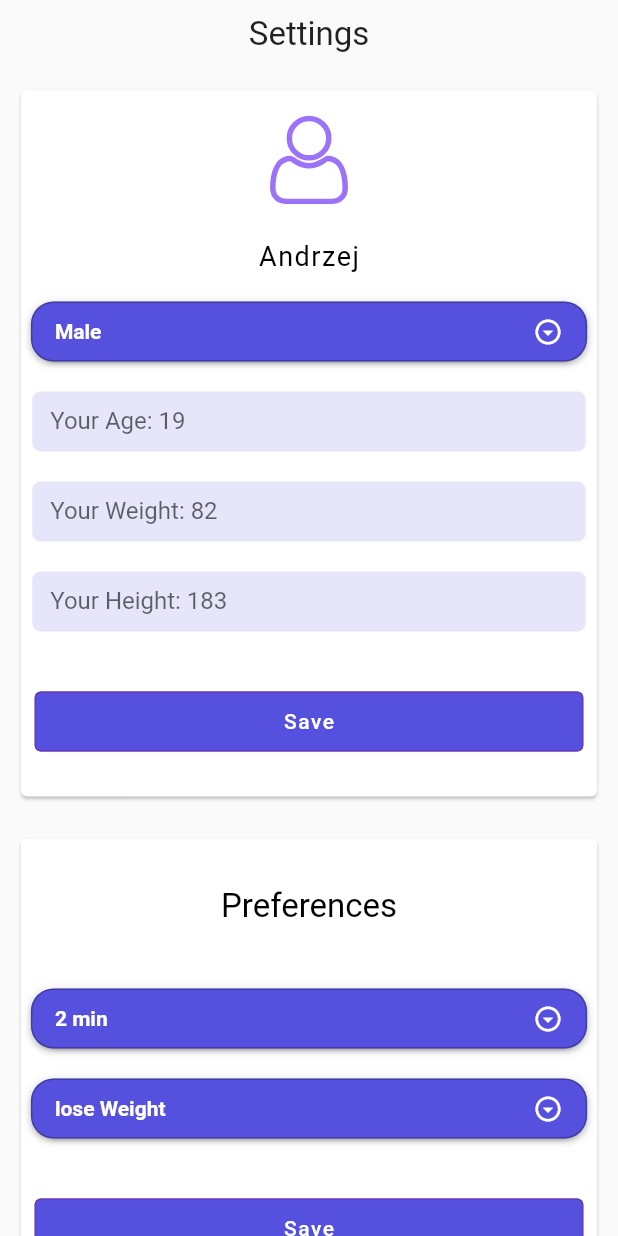
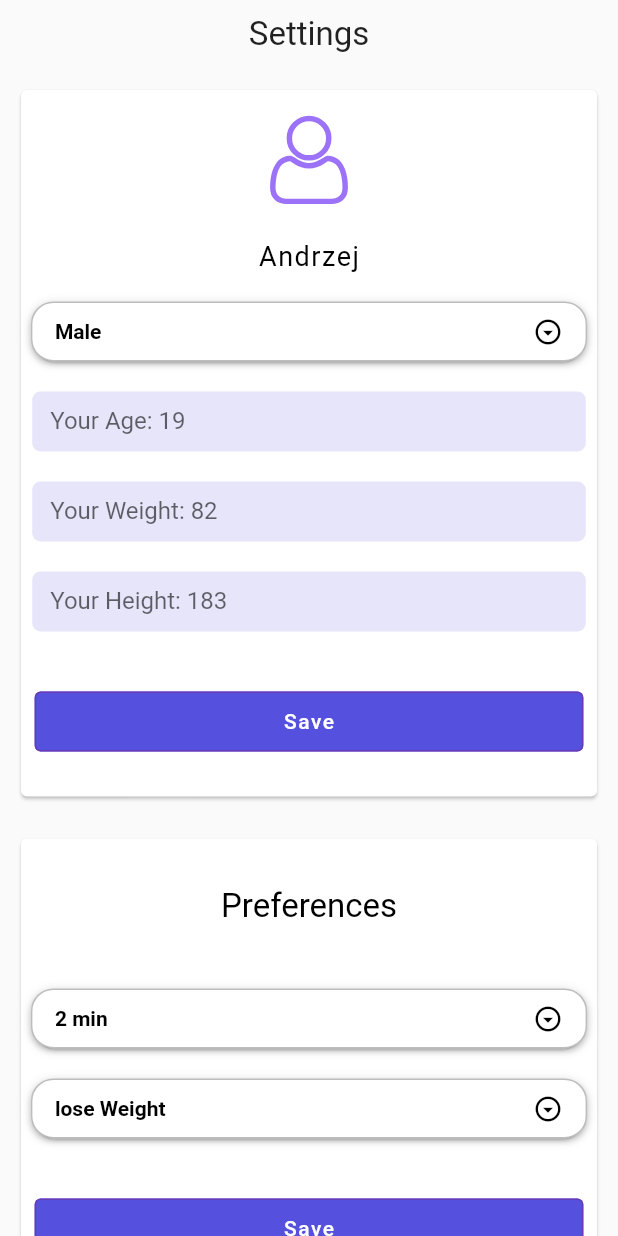
Before and after one commit to dolienn/body_optimizer, a Flutter app: the screen it shows after launch, on a phone screen of 412 x 824 dp. Run offline on Flutter 3.47's test engine with Material 2 defaults, Android fonts, the phone set to English and light mode, and no system bars; drawn by our look-alikes of dropdown_button2; our stand-ins replace lottie.

Commit message:
18.11.2022 12:31

```diff
--- a/lib/screens/settings.dart
+++ b/lib/screens/settings.dart
@@ -9,6 +9,7 @@ import 'package:dropdown_button2/dropdown_button2.dart';
 import 'package:body_optimizer/widgets/widget.dart';
 import 'package:flutter/services.dart' show rootBundle;
 import 'package:lottie/lottie.dart';
+import 'package:path_provider/path_provider.dart';
 
 class SettingsPage extends StatelessWidget {
   const SettingsPage({super.key});
@@ -141,7 +142,7 @@ class _MyStatefulWidgetState extends State<MyStatefulWidget> {
                                     style: const TextStyle(
                                       fontSize: 14,
                                       fontWeight: FontWeight.bold,
-                                      color: Colors.white,
+                                      color: Colors.black,
                                     ),
                                     overflow: TextOverflow.ellipsis,
                                   ),
@@ -156,7 +157,7 @@ class _MyStatefulWidgetState extends State<MyStatefulWidget> {
                                         style: const TextStyle(
                                           fontSize: 14,
                                           fontWeight: FontWeight.bold,
-                                          color: Colors.white,
+                                          color: Colors.black,
                                         ),
                                         overflow: TextOverflow.ellipsis,
                                       ),
@@ -172,7 +173,7 @@ class _MyStatefulWidgetState extends State<MyStatefulWidget> {
                               Icons.arrow_drop_down_circle_outlined,
                             ),
                             iconSize: 20,
-                            iconEnabledColor: Colors.white,
+                            iconEnabledColor: Colors.black,
                             iconDisabledColor: Colors.grey,
                             buttonHeight: 40,
                             buttonWidth:
@@ -184,7 +185,7 @@ class _MyStatefulWidgetState extends State<MyStatefulWidget> {
                               border: Border.all(
                                 color: Colors.black26,
                               ),
-                              color: const Color(0xFF5650DE),
+                              color: Colors.white,
                             ),
                             buttonElevation: 2,
                             itemHeight: 30,
@@ -196,7 +197,7 @@ class _MyStatefulWidgetState extends State<MyStatefulWidget> {
                             dropdownPadding: null,
                             dropdownDecoration: BoxDecoration(
                               borderRadius: BorderRadius.circular(15),
-                              color: const Color(0xFF5650DE),
+                              color: Colors.white,
                             ),
                             dropdownElevation: 8,
                             offset: const Offset(0, 0),
@@ -274,7 +275,7 @@ class _MyStatefulWidgetState extends State<MyStatefulWidget> {
                                     style: const TextStyle(
                                       fontSize: 14,
                                       fontWeight: FontWeight.bold,
-                                      color: Colors.white,
+                                      color: Colors.black,
                                     ),
                                     overflow: TextOverflow.ellipsis,
                                   ),
@@ -289,7 +290,7 @@ class _MyStatefulWidgetState extends State<MyStatefulWidget> {
                                         style: const TextStyle(
                                           fontSize: 14,
                                           fontWeight: FontWeight.bold,
-                                          color: Colors.white,
+                                          color: Colors.black,
                                         ),
                                         overflow: TextOverflow.ellipsis,
                                       ),
@@ -305,7 +306,7 @@ class _MyStatefulWidgetState extends State<MyStatefulWidget> {
                               Icons.arrow_drop_down_circle_outlined,
                             ),
                             iconSize: 20,
-                            iconEnabledColor: Colors.white,
+                            iconEnabledColor: Colors.black,
                             iconDisabledColor: Colors.grey,
                             buttonHeight: 40,
                             buttonWidth: MediaQuery.of(context).size.width * 0.9,
@@ -316,7 +317,7 @@ class _MyStatefulWidgetState extends State<MyStatefulWidget> {
                               border: Border.all(
                                 color: Colors.black26,
                               ),
-                              color: const Color(0xFF5650DE),
+                              color: Colors.white,
                             ),
                             buttonElevation: 2,
                             itemHeight: 25,
@@ -328,7 +329,7 @@ class _MyStatefulWidgetState extends State<MyStatefulWidget> {
                             dropdownPadding: null,
                             dropdownDecoration: BoxDecoration(
                               borderRadius: BorderRadius.circular(15),
-                              color: const Color(0xFF5650DE),
+                              color: Colors.white,
                             ),
                             dropdownElevation: 8,
                             offset: const Offset(0, 0),
@@ -353,7 +354,7 @@ class _MyStatefulWidgetState extends State<MyStatefulWidget> {
                                     style: const TextStyle(
                                       fontSize: 14,
                                       fontWeight: FontWeight.bold,
-                                      color: Colors.white,
+                                      color: Colors.black,
                                     ),
                                     overflow: TextOverflow.ellipsis,
                                   ),
@@ -368,7 +369,7 @@ class _MyStatefulWidgetState extends State<MyStatefulWidget> {
                                         style: const TextStyle(
                                           fontSize: 14,
                                           fontWeight: FontWeight.bold,
-                                          color: Colors.white,
+                                          color: Colors.black,
                                         ),
                                         overflow: TextOverflow.ellipsis,
                                       ),
@@ -384,7 +385,7 @@ class _MyStatefulWidgetState extends State<MyStatefulWidget> {
                               Icons.arrow_drop_down_circle_outlined,
                             ),
                             iconSize: 20,
-                            iconEnabledColor: Colors.white,
+                            iconEnabledColor: Colors.black,
                             iconDisabledColor: Colors.grey,
                             buttonHeight: 40,
                             buttonWidth: MediaQuery.of(context).size.width * 0.9,
@@ -395,7 +396,7 @@ class _MyStatefulWidgetState extends State<MyStatefulWidget> {
                               border: Border.all(
                                 color: Colors.black26,
                               ),
-                              color: const Color(0xFF5650DE),
+                              color: Colors.white,
                             ),
                             buttonElevation: 2,
                             itemHeight: 30,
@@ -407,7 +408,7 @@ class _MyStatefulWidgetState extends State<MyStatefulWidget> {
                             dropdownPadding: null,
                             dropdownDecoration: BoxDecoration(
                               borderRadius: BorderRadius.circular(14),
-                              color: const Color(0xFF5650DE),
+                              color: Colors.white,
                             ),
                             dropdownElevation: 8,
                             offset: const Offset(0, 0),
@@ -498,7 +499,9 @@ class _MyStatefulWidgetState extends State<MyStatefulWidget> {
                         ),
                       ],
                     ),
-                  Row(
+                  Padding(
+                    padding: const EdgeInsets.fromLTRB(0, 10, 0, 25),
+                    child: Row(
                       mainAxisAlignment: MainAxisAlignment.center,
                       children: [
                         Card(
@@ -529,6 +532,7 @@ class _MyStatefulWidgetState extends State<MyStatefulWidget> {
                         )
                       ],
                     ),
+                  ),
                 ],
               ),
             ),
```
Lines whose indentation alone changed are shown as unchanged.
